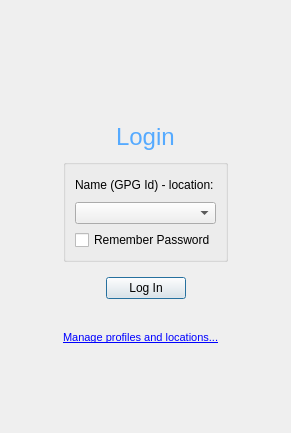
Above: retroshare-gui/src/gui/StartDialog.ui from RetroShare/RetroShare before the change. Below: the same form after it.
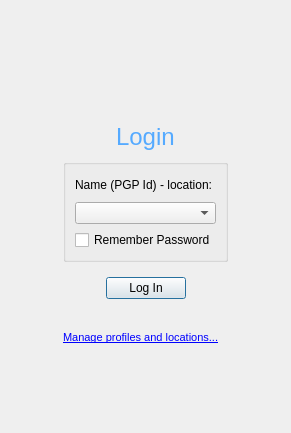
That is the form after the change. Icons and pictures are not drawn. Custom widgets are drawn as their Qt base class.

The edit to the form file:
```diff
--- a/retroshare-gui/src/gui/StartDialog.ui
+++ b/retroshare-gui/src/gui/StartDialog.ui
@@ -205,7 +205,7 @@
         <item>
          <widget class="QLabel" name="label_3">
           <property name="text">
-           <string>Name (GPG Id) - location:</string>
+           <string>Name (PGP Id) - location:</string>
           </property>
          </widget>
         </item>
```
